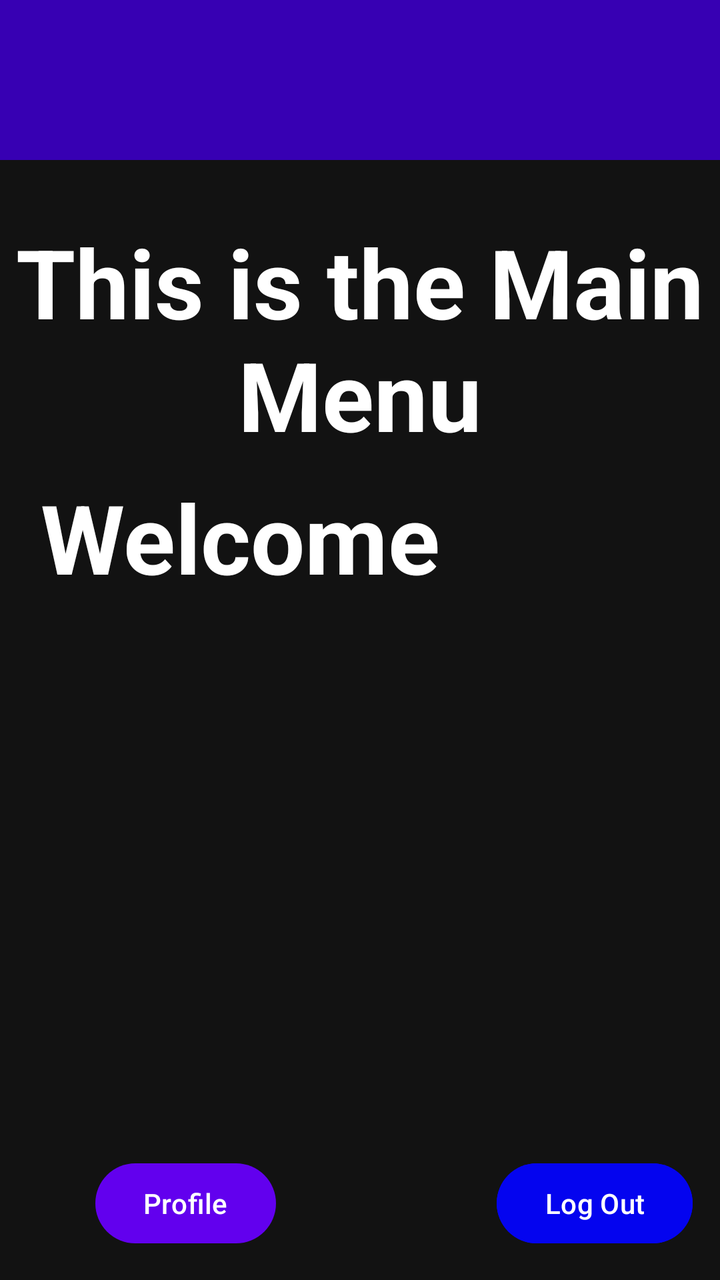
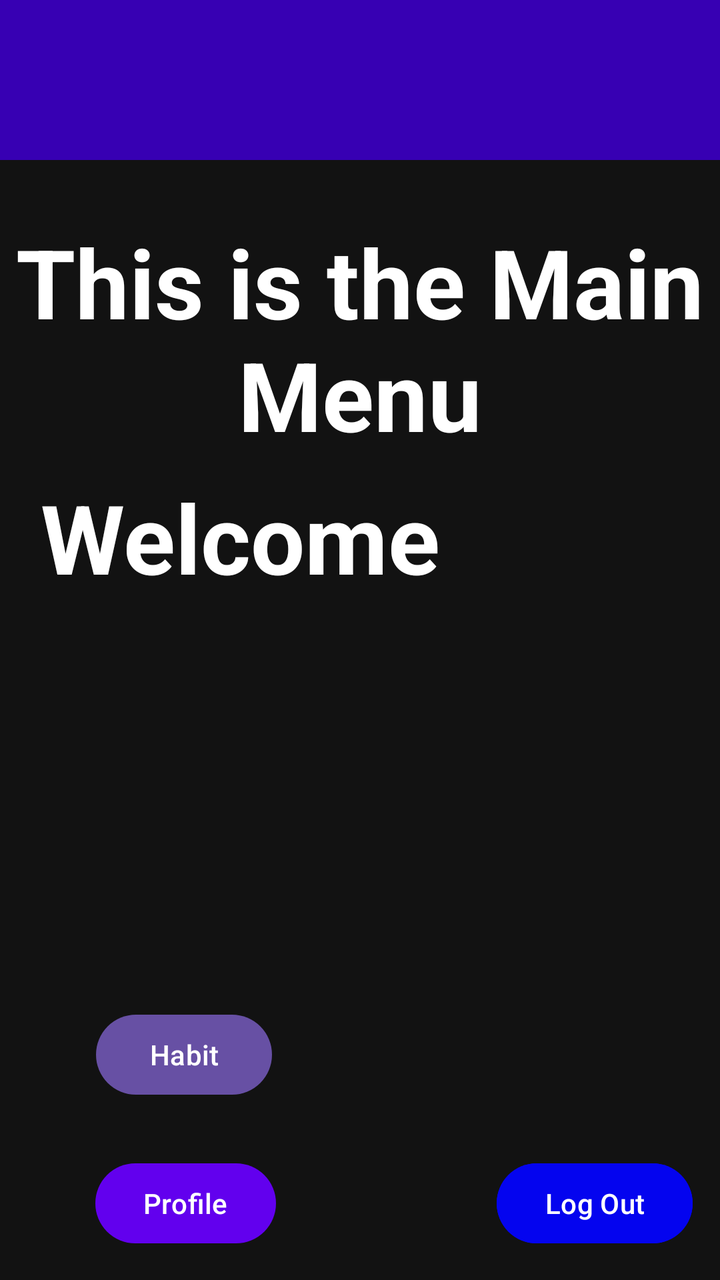

Two renders of the same Android screen: before a commit and after it. Below are the layout's source before the change and the commit's diff.
<!-- AndroidManifest.xml: application theme Theme.HabitFLOWS -->
<!-- res/layout/activity_main_menu.xml -->
<?xml version="1.0" encoding="utf-8"?>
<androidx.constraintlayout.widget.ConstraintLayout xmlns:android="http://schemas.android.com/apk/res/android"
    xmlns:app="http://schemas.android.com/apk/res-auto"
    xmlns:tools="http://schemas.android.com/tools"
    android:id="@+id/main"
    android:layout_width="match_parent"
    android:layout_height="match_parent"
    android:background="@color/background_black"
    tools:context=".MainMenu">

    <View
        android:id="@+id/viewHeader"
        android:layout_width="match_parent"
        android:layout_height="80dp"
        android:background="@color/purple_700"
        app:layout_constraintTop_toTopOf="parent" />

    <Button
        android:id="@+id/mainMenuLogoutBtn"
        android:layout_width="wrap_content"
        android:layout_height="wrap_content"
        android:backgroundTint="#0404EF"
        android:text="Log Out"
        app:backgroundTint="@color/purple_500"
        app:layout_constraintBottom_toBottomOf="parent"
        app:layout_constraintEnd_toEndOf="parent"
        app:layout_constraintHorizontal_bias="0.948"
        app:layout_constraintStart_toStartOf="parent"
        app:layout_constraintTop_toTopOf="parent"
        app:layout_constraintVertical_bias="0.976" />

    <TextView
        android:id="@+id/mainMenuHomeTV"
        android:layout_width="wrap_content"
        android:layout_height="wrap_content"
        android:text="This is the Main Menu"
        android:textAlignment="center"
        android:textSize="48sp"
        android:textStyle="bold"
        android:textColor="@color/white"
        app:layout_constraintBottom_toBottomOf="parent"
        app:layout_constraintEnd_toEndOf="parent"
        app:layout_constraintHorizontal_bias="0.0"
        app:layout_constraintStart_toStartOf="parent"
        app:layout_constraintTop_toTopOf="parent"
        app:layout_constraintVertical_bias="0.209" />

    <TextView
        android:id="@+id/mainMenuHomeTV3"
        android:layout_width="217dp"
        android:layout_height="62dp"
        android:text="Welcome"
        android:textAlignment="center"
        android:textSize="48sp"
        android:textStyle="bold"
        android:textColor="@color/white"
        app:layout_constraintBottom_toBottomOf="parent"
        app:layout_constraintEnd_toEndOf="parent"
        app:layout_constraintHorizontal_bias="0.082"
        app:layout_constraintStart_toStartOf="parent"
        app:layout_constraintTop_toTopOf="parent"
        app:layout_constraintVertical_bias="0.409" />

    <TextView
        android:id="@+id/mainMenuHomeTV4"
        android:layout_width="190dp"
        android:layout_height="62dp"
        android:textAlignment="center"
        android:textSize="48sp"
        android:textStyle="bold"
        android:textColor="@color/white"
        app:layout_constraintBottom_toBottomOf="parent"
        app:layout_constraintEnd_toEndOf="parent"
        app:layout_constraintHorizontal_bias="0.149"
        app:layout_constraintStart_toStartOf="parent"
        app:layout_constraintTop_toTopOf="parent"
        app:layout_constraintVertical_bias="0.517" />

    <Button
        android:id="@+id/Profile"
        android:layout_width="wrap_content"
        android:layout_height="wrap_content"
        android:text="Profile"
        app:backgroundTint="@color/purple_500"
        app:layout_constraintBottom_toBottomOf="parent"
        app:layout_constraintEnd_toEndOf="parent"
        app:layout_constraintHorizontal_bias="0.177"
        app:layout_constraintStart_toStartOf="parent"
        app:layout_constraintTop_toTopOf="parent"
        app:layout_constraintVertical_bias="0.976" />

</androidx.constraintlayout.widget.ConstraintLayout>
<!-- resources referenced by this layout -->
<resources>
  <color name="background_black">#121212</color>
  <color name="purple_500">#FF6200EE</color>
  <color name="purple_700">#FF3700B3</color>
  <color name="white">#FFFFFFFF</color>
  <style name="Theme.HabitFLOWS" parent="Base.Theme.HabitFLOWS" />
  <style name="Base.Theme.HabitFLOWS" parent="Theme.Material3.DayNight.NoActionBar">
          
          
      </style>
</resources>

<!-- the commit's change to res/layout/activity_main_menu.xml (unified diff, before → after) -->
@@ -89,4 +89,16 @@
         app:layout_constraintTop_toTopOf="parent"
         app:layout_constraintVertical_bias="0.976" />
 
+    <Button
+        android:id="@+id/btnHabit"
+        android:layout_width="wrap_content"
+        android:layout_height="wrap_content"
+        android:text="Habit"
+        app:layout_constraintBottom_toBottomOf="parent"
+        app:layout_constraintEnd_toEndOf="parent"
+        app:layout_constraintHorizontal_bias="0.177"
+        app:layout_constraintStart_toStartOf="parent"
+        app:layout_constraintTop_toTopOf="parent"
+        app:layout_constraintVertical_bias="0.85" />
+
 </androidx.constraintlayout.widget.ConstraintLayout>
